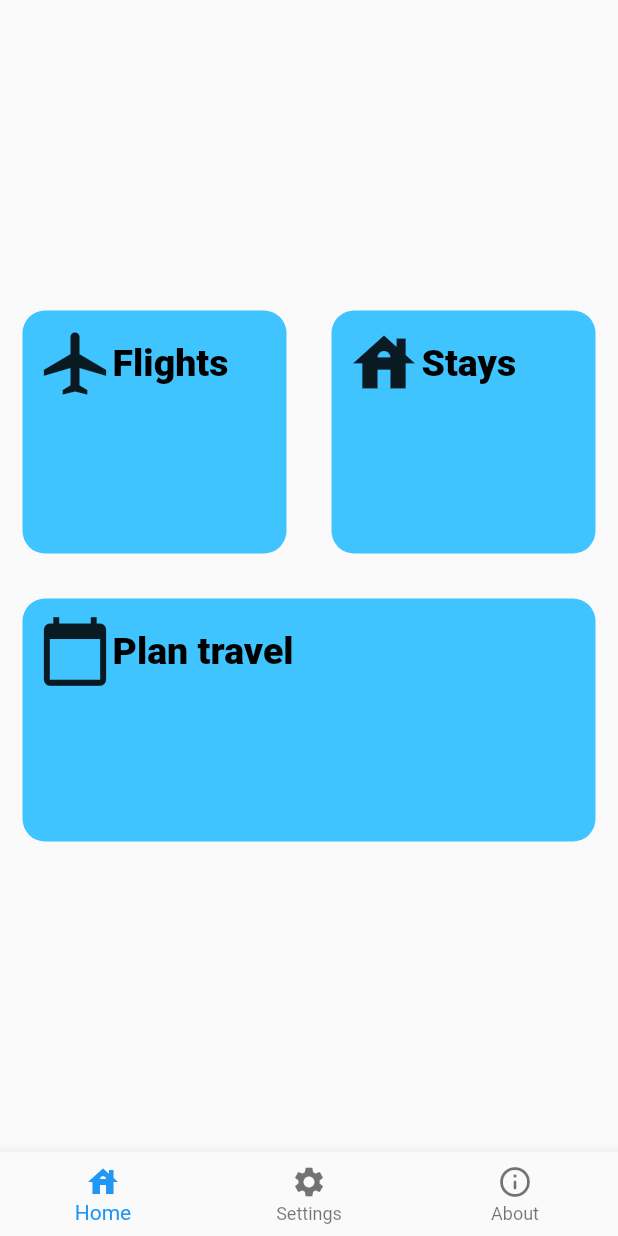
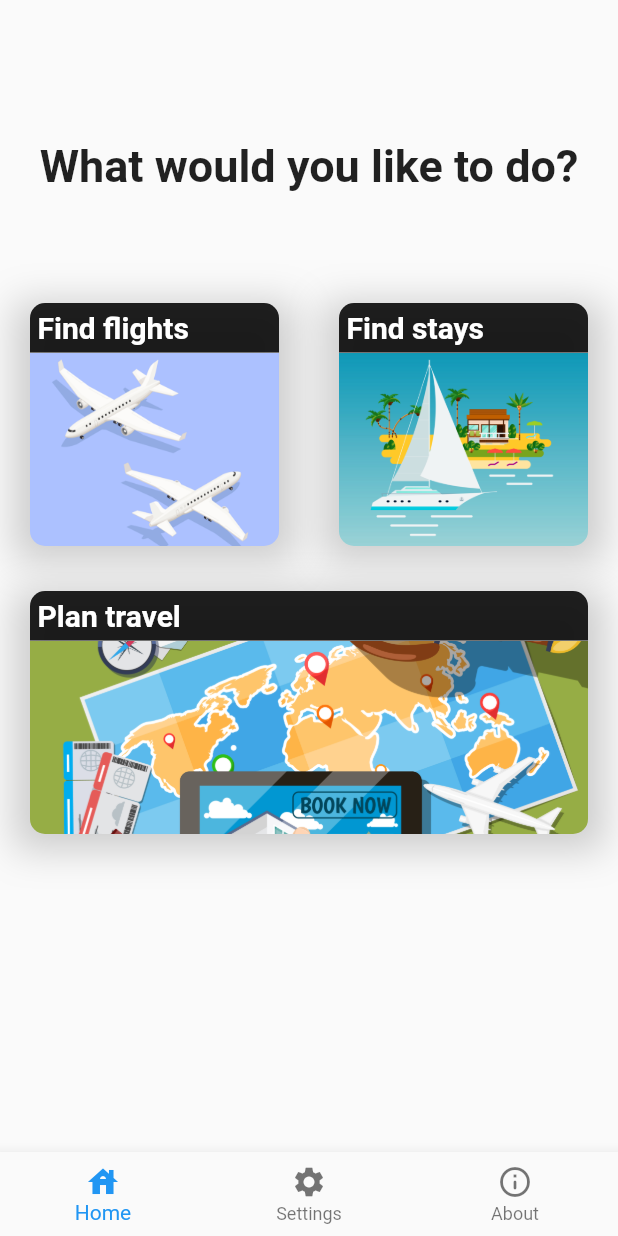
Before and after one commit to tombortniak/TravelFinder, a Flutter app: the screen it shows after launch, on a phone screen of 412 x 824 dp. Run offline on Flutter 3.47's test engine with Material 2 defaults, Android fonts, the light colour scheme and no system bars; our stand-ins replace cloud_firestore, firebase_core; accounts and stored records are empty.

Commit message:
Configured option cards on home page

```diff
--- a/lib/components/option_card.dart
+++ b/lib/components/option_card.dart
@@ -1,25 +1,65 @@
 import 'package:flutter/material.dart';
-import 'option_content.dart';
+import 'package:travel_finder/constants.dart';
 
 class OptionCard extends StatelessWidget {
-  final OptionContent _optionContent;
+  final String _title;
+  final AssetImage _image;
 
-  OptionCard({required optionContent}) : _optionContent = optionContent;
+  OptionCard({required title, required image})
+      : _title = title,
+        _image = image;
 
   @override
   Widget build(BuildContext context) {
     return Container(
+      margin: EdgeInsets.all(10.0),
+      decoration: BoxDecoration(boxShadow: [
+        BoxShadow(
+          color: Colors.grey.withOpacity(0.5),
+          spreadRadius: 1,
+          blurRadius: 20.0,
+        )
+      ]),
       child: Column(
-        mainAxisAlignment: MainAxisAlignment.start,
+        crossAxisAlignment: CrossAxisAlignment.stretch,
         children: [
-          _optionContent,
+          Container(
+            padding: EdgeInsets.all(5.0),
+            margin: EdgeInsets.only(
+              left: 10.0,
+              right: 10.0,
+            ),
+            decoration: BoxDecoration(
+              color: Colors.black87,
+              borderRadius: BorderRadius.only(
+                topLeft: Radius.circular(10.0),
+                topRight: Radius.circular(10.0),
+              ),
+            ),
+            child: Text(
+              _title,
+              style: kOptionCardTextStyle,
+              textAlign: TextAlign.start,
+            ),
+          ),
+          Expanded(
+            child: Container(
+              margin: EdgeInsets.only(left: 10.0, right: 10.0, bottom: 10.0),
+              padding: EdgeInsets.all(10.0),
+              decoration: BoxDecoration(
+                borderRadius: BorderRadius.only(
+                  bottomLeft: Radius.circular(10.0),
+                  bottomRight: Radius.circular(10.0),
+                ),
+                image: DecorationImage(
+                  image: _image,
+                  fit: BoxFit.cover,
+                ),
+              ),
+            ),
+          ),
         ],
       ),
-      padding: EdgeInsets.all(10.0),
-      margin: EdgeInsets.all(15.0),
-      decoration: BoxDecoration(
-          color: Colors.lightBlueAccent,
-          borderRadius: BorderRadius.circular(15.0)),
     );
   }
 }
--- a/lib/components/option_content.dart
+++ /dev/null
@@ -1,28 +0,0 @@
-import 'package:flutter/material.dart';
-import 'package:travel_finder/constants.dart';
-
-class OptionContent extends StatelessWidget {
-  final String _title;
-  final IconData _icon;
-
-  OptionContent({required title, required icon})
-      : _title = title,
-        _icon = icon;
-
-  @override
-  Widget build(BuildContext context) {
-    return Row(
-      mainAxisAlignment: MainAxisAlignment.start,
-      children: [
-        Icon(
-          _icon,
-          size: 50.0,
-        ),
-        Text(
-          _title,
-          style: kOptionCardTextStyle,
-        ),
-      ],
-    );
-  }
-}
--- a/lib/constants.dart
+++ b/lib/constants.dart
@@ -1,4 +1,12 @@
 import 'package:flutter/material.dart';
 
-const kOptionCardTextStyle =
-    TextStyle(fontSize: 25.0, color: Colors.black, fontWeight: FontWeight.w800);
+const kHomePageTitleTextStyle = TextStyle(
+  fontSize: 30.0,
+  fontWeight: FontWeight.bold,
+);
+
+const kOptionCardTextStyle = TextStyle(
+  fontSize: 20.0,
+  color: Colors.white,
+  fontWeight: FontWeight.w600,
+);
--- a/lib/pages/home_page.dart
+++ b/lib/pages/home_page.dart
@@ -1,6 +1,6 @@
 import 'package:flutter/material.dart';
 import 'package:travel_finder/components/option_card.dart';
-import 'package:travel_finder/components/option_content.dart';
+import 'package:travel_finder/constants.dart';
 
 class HomePage extends StatefulWidget {
   const HomePage({Key? key}) : super(key: key);
@@ -14,28 +14,32 @@ class _HomePageState extends State<HomePage> {
   Widget build(BuildContext context) {
     return Scaffold(
       body: Column(
-        mainAxisAlignment: MainAxisAlignment.center,
-        crossAxisAlignment: CrossAxisAlignment.stretch,
         children: [
-          Expanded(child: SizedBox()),
+          Expanded(
+            child: Container(
+              margin: EdgeInsets.only(top: 30.0),
+              child: Center(
+                child: Text(
+                  'What would you like to do?',
+                  textAlign: TextAlign.center,
+                  style: kHomePageTitleTextStyle,
+                ),
+              ),
+            ),
+          ),
           Expanded(
             child: Row(
-              mainAxisAlignment: MainAxisAlignment.spaceEvenly,
               children: [
                 Expanded(
                   child: OptionCard(
-                    optionContent: OptionContent(
-                      title: 'Flights',
-                      icon: Icons.airplanemode_active,
-                    ),
+                    title: 'Find flights',
+                    image: AssetImage('graphics/flights.jpg'),
                   ),
                 ),
                 Expanded(
                   child: OptionCard(
-                    optionContent: OptionContent(
-                      title: 'Stays',
-                      icon: Icons.house,
-                    ),
+                    title: 'Find stays',
+                    image: AssetImage('graphics/stays.jpg'),
                   ),
                 ),
               ],
@@ -43,10 +47,8 @@ class _HomePageState extends State<HomePage> {
           ),
           Expanded(
             child: OptionCard(
-              optionContent: OptionContent(
-                title: 'Plan travel',
-                icon: Icons.calendar_today,
-              ),
+              title: 'Plan travel',
+              image: AssetImage('graphics/travel_plan.jpg'),
             ),
           ),
           Expanded(child: SizedBox()),
--- a/pubspec.yaml
+++ b/pubspec.yaml
@@ -61,9 +61,8 @@ flutter:
   uses-material-design: true
 
   # To add assets to your application, add an assets section, like this:
-  # assets:
-  #   - images/a_dot_burr.jpeg
-  #   - images/a_dot_ham.jpeg
+  assets:
+     - graphics/
 
   # An image asset can refer to one or more resolution-specific "variants", see
   # https://flutter.dev/assets-and-images/#resolution-aware.
```
Also changed, not shown: graphics/flights.jpg (added), graphics/stays.jpg (added), graphics/travel_plan.jpg (added).
